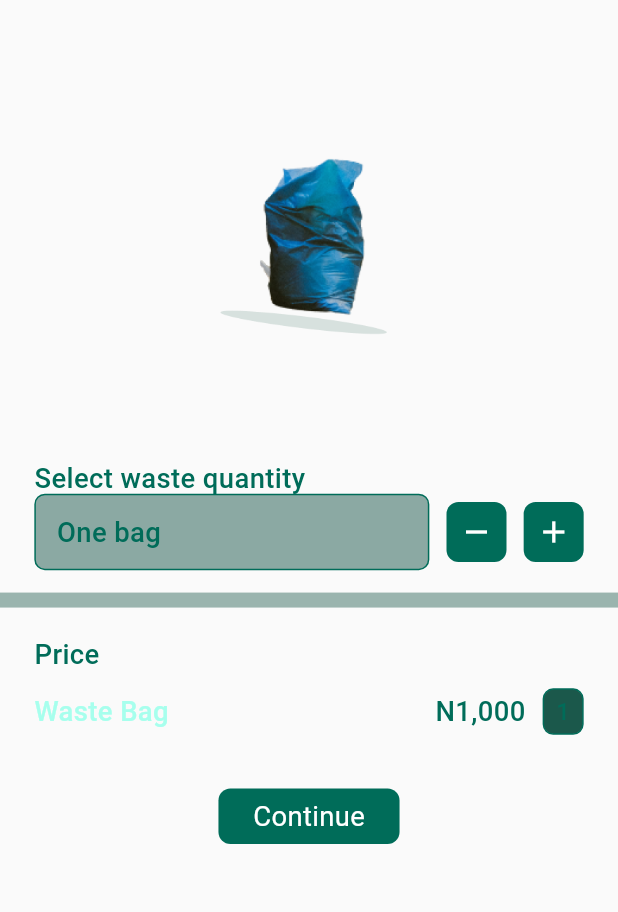
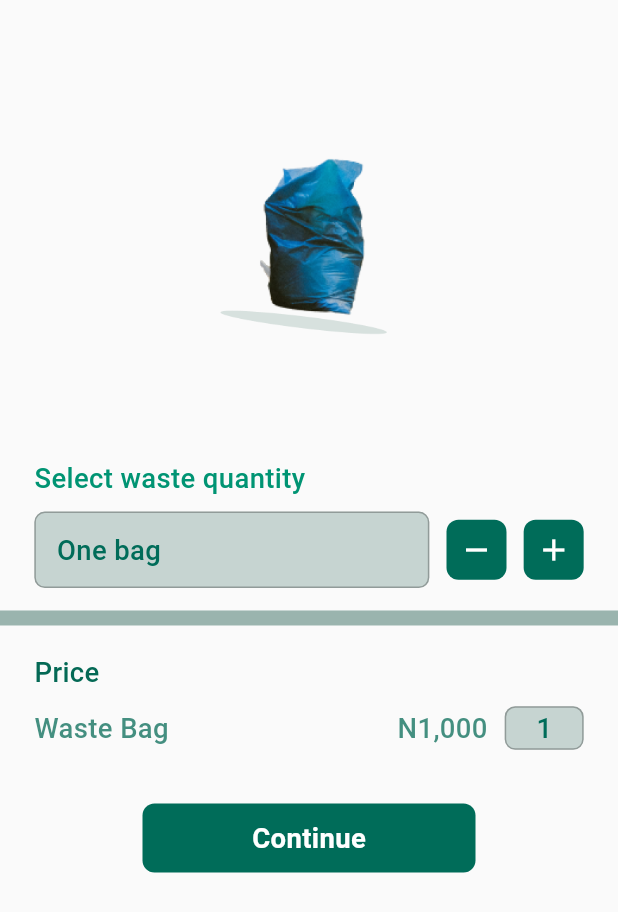
Before and after one commit to iamVictorSam/doti_app, a Flutter app: the MeteredWaste screen opened directly, on a phone screen of 412 x 824 dp. Shown: the top 912 px of the screen. Run offline on Flutter 3.47's test engine with Material 2 defaults, Android fonts, the light colour scheme and no system bars; our stand-ins replace flutter_screenutil, flutter_svg, get.

```diff
--- a/lib/main.dart
+++ b/lib/main.dart
@@ -1,4 +1,4 @@
-import 'package:doti_app/metered_waste/metered_waste.dart';
+import 'package:doti_app/wallet/wallet.dart';
 import 'package:flutter/material.dart';
 import 'package:flutter_screenutil/flutter_screenutil.dart';
 
@@ -30,7 +30,7 @@ class MyApp extends StatelessWidget {
           home: child,
         );
       },
-      child: const MeteredWaste(),
+      child: const WalletScreen(),
     );
   }
 }
--- a/lib/metered_waste/metered_waste.dart
+++ b/lib/metered_waste/metered_waste.dart
@@ -29,9 +29,12 @@ class MeteredWaste extends StatelessWidget {
             child: Text(
               'Select waste quantity',
               style: TextStyle(
-                  color: teal, fontWeight: FontWeight.w500, fontSize: 16.sp),
+                  color: const Color.fromRGBO(0, 148, 115, 1),
+                  fontWeight: FontWeight.w500,
+                  fontSize: 16.sp),
             ),
           ),
+          SizedBox(height: 10.h),
           Padding(
             padding: EdgeInsets.symmetric(horizontal: 20.w),
             child: Row(
@@ -40,9 +43,10 @@ class MeteredWaste extends StatelessWidget {
                 Expanded(
                   child: Container(
                       decoration: BoxDecoration(
-                          border: Border.all(color: teal),
+                          border: Border.all(
+                              color: const Color.fromRGBO(0, 0, 0, 0.27)),
                           borderRadius: BorderRadius.circular(7),
-                          color: const Color.fromARGB(113, 0, 68, 53)),
+                          color: const Color.fromRGBO(0, 68, 53, 0.21)),
                       padding: const EdgeInsets.all(14),
                       child: Text('One bag',
                           style: TextStyle(
@@ -84,7 +88,9 @@ class MeteredWaste extends StatelessWidget {
             child: Text(
               'Price',
               style: TextStyle(
-                  color: teal, fontWeight: FontWeight.w500, fontSize: 16.sp),
+                  color: const Color.fromRGBO(4, 105, 85, 1),
+                  fontWeight: FontWeight.w500,
+                  fontSize: 16.sp),
             ),
           ),
           SizedBox(
@@ -97,7 +103,7 @@ class MeteredWaste extends StatelessWidget {
               children: [
                 Text('Waste Bag',
                     style: TextStyle(
-                        color: lightTeal,
+                        color: const Color.fromRGBO(4, 105, 85, 0.74),
                         fontWeight: FontWeight.w500,
                         fontSize: 16.sp)),
                 Row(
@@ -105,7 +111,7 @@ class MeteredWaste extends StatelessWidget {
                     Text(
                       'N1,000',
                       style: TextStyle(
-                          color: teal,
+                          color: const Color.fromRGBO(4, 105, 85, 0.74),
                           fontWeight: FontWeight.w500,
                           fontSize: 16.sp),
                     ),
@@ -114,14 +120,17 @@ class MeteredWaste extends StatelessWidget {
                     ),
                     Container(
                         decoration: BoxDecoration(
-                            border: Border.all(color: teal),
+                            border: Border.all(
+                                color: const Color.fromRGBO(0, 0, 0, 0.27)),
                             borderRadius: BorderRadius.circular(7),
-                            color: const Color.fromARGB(227, 0, 68, 53)),
+                            color: const Color.fromRGBO(0, 68, 53, 0.21)),
                         padding: const EdgeInsets.symmetric(
-                            horizontal: 8, vertical: 5),
-                        child: const Text('1',
+                            horizontal: 20, vertical: 3),
+                        child: Text('1',
                             style: TextStyle(
-                                color: teal, fontWeight: FontWeight.w500))),
+                                fontSize: 16.sp,
+                                color: teal,
+                                fontWeight: FontWeight.w500))),
                   ],
                 ),
               ],
@@ -130,13 +139,22 @@ class MeteredWaste extends StatelessWidget {
           SizedBox(
             height: 30.h,
           ),
-          Center(
-            child: CustomCard(
-                child: Padding(
-              padding: const EdgeInsets.symmetric(horizontal: 15.0),
-              child: Text('Continue',
-                  style: TextStyle(color: kWhite, fontSize: 16.sp)),
-            )),
+          GestureDetector(
+            onTap: () {},
+            child: Center(
+              child: CustomCard(
+                  child: SizedBox(
+                width: Get.width * 0.5,
+                height: 30,
+                child: Center(
+                  child: Text('Continue',
+                      style: TextStyle(
+                          color: kWhite,
+                          fontWeight: FontWeight.bold,
+                          fontSize: 16.sp)),
+                ),
+              )),
+            ),
           )
         ],
       ),
```
Also changed, not shown: lib/pickup_details/pickup_details.dart (+67 -2 lines), lib/profile/profile.dart (+29 -9 lines), lib/wallet/wallet.dart (+87 -9 lines).
